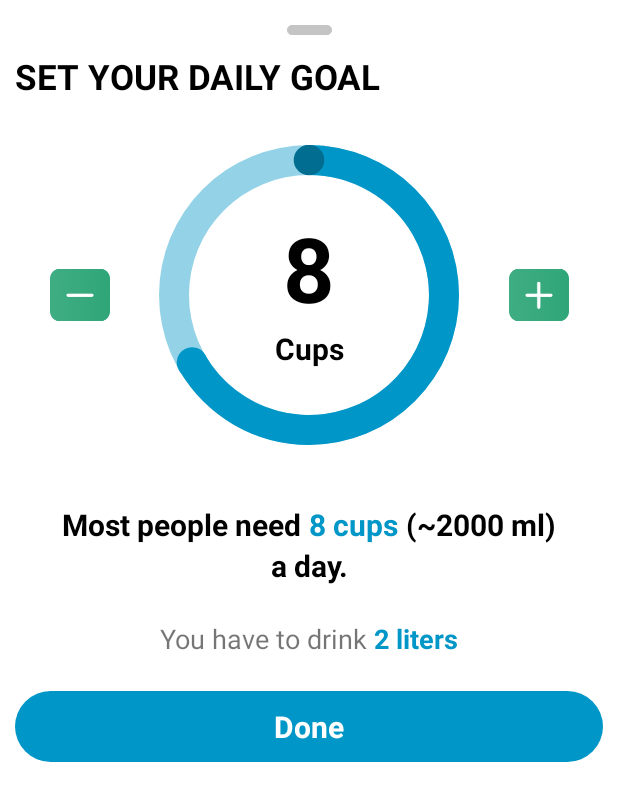
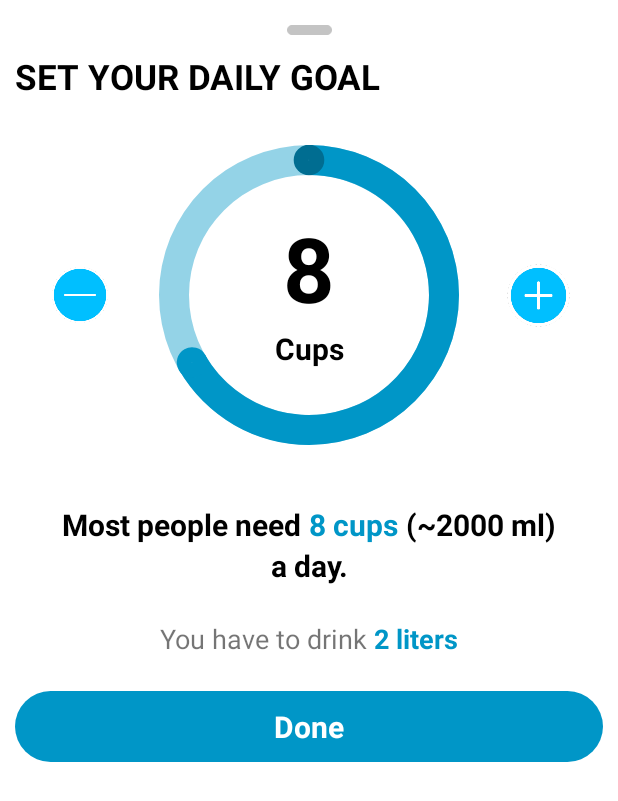
Before and after one commit to lamphusy/HyperLife, an Android app: the layout bottom_sheet_dialog_waterfrag.xml on its own in the app's theme, with its tools: preview values and no code run, on a phone screen of 412 x 824 dp. Shown: the top 801 px of the screen. Run offline under Robolectric (Android 15) with nearby library versions, the phone set to English and light mode, and no system bars.

Commit message:
Sửa màu cho hợp

```diff
--- a/app/src/main/java/com/hyperlife/MainActivity.java
+++ b/app/src/main/java/com/hyperlife/MainActivity.java
@@ -180,7 +180,7 @@ public class MainActivity extends AppCompatActivity {
 
         EditText editTextName = nameDialog.findViewById(R.id.edit_text_name);
         AppCompatButton cancelButton = nameDialog.findViewById(R.id.cancel_button_name_edit);
-        Button saveButton = nameDialog.findViewById(R.id.save_button_name_edit);
+        AppCompatButton saveButton = nameDialog.findViewById(R.id.save_button_name_edit);
 
         SharedPreferences sharedPreferences = getSharedPreferences(tempEmail, MODE_PRIVATE);
         String theTempEmail = sharedPreferences.getString("Email", "");
@@ -241,7 +241,7 @@ public class MainActivity extends AppCompatActivity {
         CheckBox femaleCheckbox = genderDialog.findViewById(R.id.female_checkbox_edit);
         CheckBox maleCheckbox = genderDialog.findViewById(R.id.male_checkbox_edit);
         AppCompatButton cancelButton = genderDialog.findViewById(R.id.cancel_button_name_edit);
-        Button saveButton = genderDialog.findViewById(R.id.save_button_name_edit);
+        AppCompatButton saveButton = genderDialog.findViewById(R.id.save_button_name_edit);
 
         maleCheckbox.setOnCheckedChangeListener(new CompoundButton.OnCheckedChangeListener() {
             @SuppressLint("UseCompatLoadingForDrawables")
@@ -344,7 +344,7 @@ public class MainActivity extends AppCompatActivity {
 
         TextView datePicker = birthDayDialog.findViewById(R.id.date_picker_edit);
         AppCompatButton cancelButton = birthDayDialog.findViewById(R.id.cancel_button_name_edit);
-        Button saveButton = birthDayDialog.findViewById(R.id.save_button_name_edit);
+        AppCompatButton saveButton = birthDayDialog.findViewById(R.id.save_button_name_edit);
 
         datePicker.setOnClickListener(new View.OnClickListener() {
             @Override
--- a/app/src/main/java/com/hyperlife/WaterActivity.java
+++ b/app/src/main/java/com/hyperlife/WaterActivity.java
@@ -317,13 +317,13 @@ public class WaterActivity extends AppCompatActivity {
                                 .addOnCompleteListener(new OnCompleteListener<Void>() {
                                     @Override
                                     public void onComplete(@NonNull Task<Void> task) {
-                                        Toast.makeText(WaterActivity.this, "Đặt mục tiêu mới thành công", Toast.LENGTH_SHORT).show();
+                                        Toast.makeText(WaterActivity.this, "Set new goal successfully", Toast.LENGTH_SHORT).show();
                                     }
                                 })
                                 .addOnFailureListener(new OnFailureListener() {
                                     @Override
                                     public void onFailure(@NonNull Exception e) {
-                                        Toast.makeText(WaterActivity.this, "Đặt mục tiêu mới không thành công", Toast.LENGTH_SHORT).show();
+                                        Toast.makeText(WaterActivity.this, "Set new goal failed", Toast.LENGTH_SHORT).show();
                                     }
                                 });
                         docRef = firestore.collection("daily").
--- a/app/src/main/res/drawable/minus_icon_anim.xml
+++ b/app/src/main/res/drawable/minus_icon_anim.xml
@@ -1,6 +1,6 @@
 <?xml version="1.0" encoding="utf-8"?>
 <selector xmlns:android="http://schemas.android.com/apk/res/android">
-    <item android:state_pressed="true" android:drawable="@drawable/minus_icon_waterfrag_clicked" />
-    <item android:state_focused="true" android:drawable="@drawable/minus_icon_waterfrag" />
-    <item android:drawable="@drawable/minus_icon_waterfrag" />
+    <item android:state_pressed="true" android:drawable="@drawable/minus_icon_waterfrag_clicked_2" />
+    <item android:state_focused="true" android:drawable="@drawable/minus_icon_waterfrag_2" />
+    <item android:drawable="@drawable/minus_icon_waterfrag_2" />
 </selector>
--- a/app/src/main/res/drawable/plus_icon_anim.xml
+++ b/app/src/main/res/drawable/plus_icon_anim.xml
@@ -1,6 +1,6 @@
 <?xml version="1.0" encoding="utf-8"?>
 <selector xmlns:android="http://schemas.android.com/apk/res/android">
-    <item android:state_pressed="true" android:drawable="@drawable/plus_icon_waterfrag_clicked" />
-    <item android:state_focused="true" android:drawable="@drawable/plus_icon_waterfrag" />
-    <item android:drawable="@drawable/plus_icon_waterfrag" />
+    <item android:state_pressed="true" android:drawable="@drawable/plus_icon_waterfrag_clicked_2" />
+    <item android:state_focused="true" android:drawable="@drawable/plus_icon_waterfrag_2" />
+    <item android:drawable="@drawable/plus_icon_waterfrag_2" />
 </selector>
--- a/app/src/main/res/layout/activity_workout_history.xml
+++ b/app/src/main/res/layout/activity_workout_history.xml
@@ -11,6 +11,7 @@
         android:id="@+id/history_toolbar"
         android:layout_width="match_parent"
         android:layout_height="wrap_content"
+        android:backgroundTint="@color/primary"
         app:layout_anchorGravity="top|center">
 
         <androidx.appcompat.widget.Toolbar
@@ -45,7 +46,7 @@
                         android:backgroundTint="@color/white"
                         android:padding="8dp"
                         android:text="Workout History"
-                        android:textAppearance="@android:style/TextAppearance.DeviceDefault.Large"
+                        android:textAppearance="@android:style/TextAppearance.DeviceDefault.Medium.Inverse"
                         android:textColor="@color/primary"
                         app:layout_constraintLeft_toLeftOf="parent"
                         app:layout_constraintRight_toRightOf="parent"
--- a/app/src/main/res/layout/bottom_sheet_dialog_waterfrag.xml
+++ b/app/src/main/res/layout/bottom_sheet_dialog_waterfrag.xml
@@ -112,8 +112,8 @@
 
     <ImageView
         android:id="@+id/plus_button_water_menu"
-        android:layout_width="40dp"
-        android:layout_height="40dp"
+        android:layout_width="46dp"
+        android:layout_height="46dp"
         android:contentDescription="@string/plus_button"
         android:src="@drawable/plus_icon_anim"
         app:layout_constraintBottom_toBottomOf="@id/progressbar_water"
--- a/app/src/main/res/layout/layout_dialog_date_of_birth.xml
+++ b/app/src/main/res/layout/layout_dialog_date_of_birth.xml
@@ -70,13 +70,14 @@
                 android:background="@drawable/edit_button_cancel_background"
                 android:layout_weight="1"/>
 
-            <Button
+            <androidx.appcompat.widget.AppCompatButton
                 android:id="@+id/save_button_name_edit"
                 android:layout_width="0dp"
                 android:layout_height="wrap_content"
                 android:text="save"
                 android:textSize="14sp"
                 android:textColor="@color/white"
+                android:backgroundTint="@color/primary"
                 android:background="@drawable/edit_button_cancel_background"
                 android:layout_weight="1"/>
         </LinearLayout>
--- a/app/src/main/res/layout/layout_dialog_gender.xml
+++ b/app/src/main/res/layout/layout_dialog_gender.xml
@@ -95,13 +95,14 @@
                 android:background="@drawable/edit_button_cancel_background"
                 android:layout_weight="1"/>
 
-            <Button
+            <androidx.appcompat.widget.AppCompatButton
                 android:id="@+id/save_button_name_edit"
                 android:layout_width="0dp"
                 android:layout_height="wrap_content"
                 android:text="save"
                 android:textSize="14sp"
                 android:textColor="@color/white"
+                android:backgroundTint="@color/primary"
                 android:background="@drawable/edit_button_cancel_background"
                 android:layout_weight="1"/>
         </LinearLayout>
--- a/app/src/main/res/layout/layout_dialog_name.xml
+++ b/app/src/main/res/layout/layout_dialog_name.xml
@@ -61,13 +61,14 @@
                 android:background="@drawable/edit_button_cancel_background"
                 android:layout_weight="1"/>
 
-            <Button
+            <androidx.appcompat.widget.AppCompatButton
                 android:id="@+id/save_button_name_edit"
                 android:layout_width="0dp"
                 android:layout_height="wrap_content"
                 android:text="save"
                 android:textSize="14sp"
                 android:textColor="@color/white"
+                android:backgroundTint="@color/primary"
                 android:background="@drawable/edit_button_cancel_background"
                 android:layout_weight="1"/>
         </LinearLayout>
```
Also changed, not shown: app/src/main/res/drawable-v24/minus_icon_waterfrag.png (added), app/src/main/res/drawable-v24/minus_icon_waterfrag_2.png (added), app/src/main/res/drawable-v24/minus_icon_waterfrag_clicked.png (added), app/src/main/res/drawable-v24/minus_icon_waterfrag_clicked_2.png (added), app/src/main/res/drawable-v24/plus_icon_waterfrag_2.png (added), app/src/main/res/drawable-v24/plus_icon_waterfrag_clicked_2.png (added), app/src/main/res/drawable/minus_icon_waterfrag.png (deleted), app/src/main/res/drawable/minus_icon_waterfrag_clicked.png (deleted).
